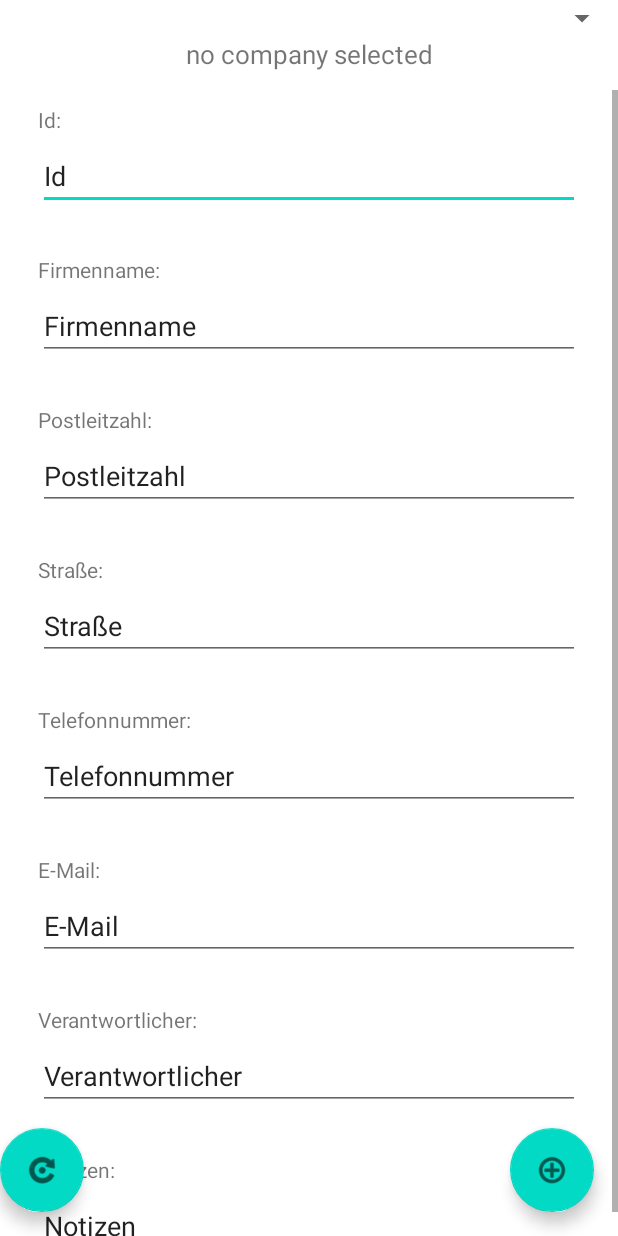
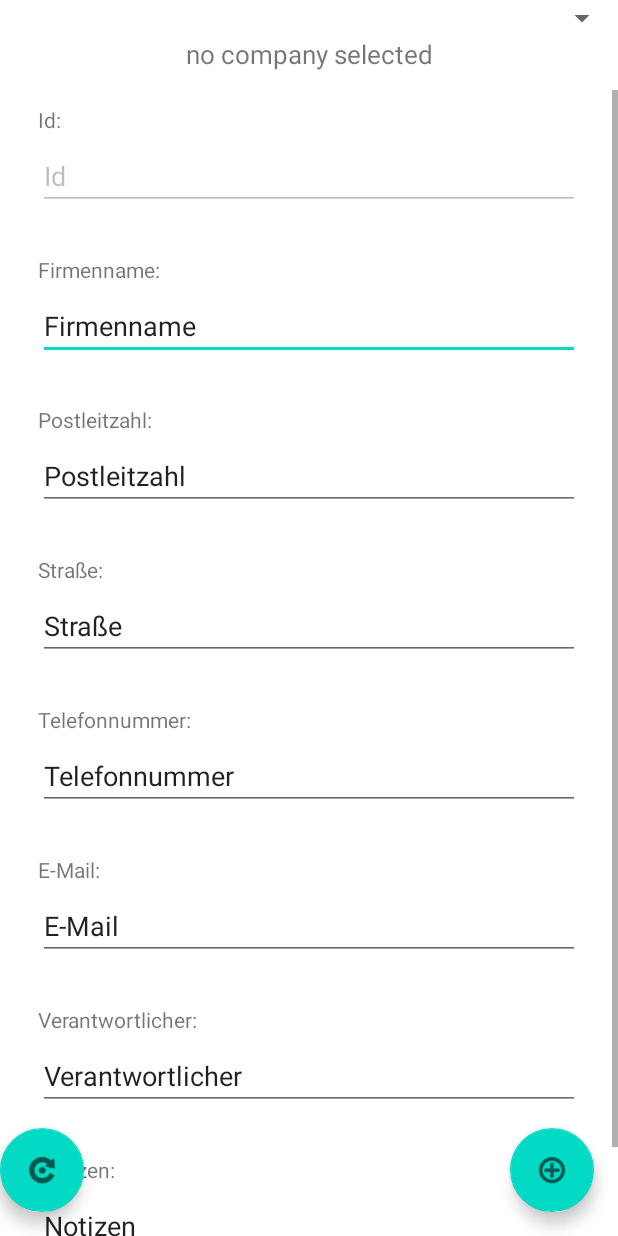
Before and after one commit to ederflo/Wirtschaftstag, an Android app: the layout fragment_company.xml on its own in the app's theme, with its tools: preview values and no code run, on a phone screen of 412 x 824 dp. Run offline under Robolectric (Android 15) with nearby library versions, the phone set to English and light mode, and no system bars.

Commit message:
Created Edit fields for company

```diff
--- a/WTMobileApp/app/build.gradle
+++ b/WTMobileApp/app/build.gradle
@@ -4,7 +4,7 @@ plugins {
 }
 
 android {
-    compileSdkVersion 30
+    compileSdkVersion 29
     buildToolsVersion "30.0.3"
 
     defaultConfig {
--- a/WTMobileApp/app/src/main/java/at/eder/wirtschaftstagmobileapp/APIClient.kt
+++ b/WTMobileApp/app/src/main/java/at/eder/wirtschaftstagmobileapp/APIClient.kt
@@ -6,7 +6,7 @@ import retrofit2.converter.gson.GsonConverterFactory
 
 object APIClient {
     var protocol = "http"
-    var ip = "172.16.245.1"
+    var ip = "192.168.231.1"
     var port = "8080"
 
     private val retrofit get() = Retrofit.Builder()
--- a/WTMobileApp/app/src/main/java/at/eder/wirtschaftstagmobileapp/clients/CompanyClient.kt
+++ b/WTMobileApp/app/src/main/java/at/eder/wirtschaftstagmobileapp/clients/CompanyClient.kt
@@ -15,7 +15,7 @@ interface CompanyClient {
     @GET("$path/{id}")
     fun getOneById(@Path("id") id: Long?): Call<Company?>
 
-    @Headers(path)
-    @PUT("/api/companies")
+    @Headers( "Content-Type: application/json" )
+    @PATCH(path)
     fun save(@Body company: Company): Call<Company>
 }
--- a/WTMobileApp/app/src/main/res/layout/fragment_company.xml
+++ b/WTMobileApp/app/src/main/res/layout/fragment_company.xml
@@ -1,9 +1,10 @@
 <?xml version="1.0" encoding="utf-8"?>
-<androidx.constraintlayout.widget.ConstraintLayout
-    xmlns:android="http://schemas.android.com/apk/res/android" android:layout_width="match_parent"
+<androidx.constraintlayout.widget.ConstraintLayout xmlns:android="http://schemas.android.com/apk/res/android"
     xmlns:app="http://schemas.android.com/apk/res-auto"
     xmlns:tools="http://schemas.android.com/tools"
-    android:layout_height="match_parent">
+    android:layout_width="match_parent"
+    android:layout_height="match_parent"
+    tools:context=".ui.company.CompanyFragment">
 
     <Spinner
         android:id="@+id/spinnerCompanies"
@@ -56,6 +57,7 @@
                 android:layout_marginTop="5dp"
                 android:layout_marginEnd="25dp"
                 android:ems="10"
+                android:enabled="false"
                 android:inputType="none"
                 android:text="Id" />
 
@@ -198,7 +200,16 @@
                 android:ems="10"
                 android:inputType="textAutoCorrect"
                 android:text="Notizen" />
-       </LinearLayout>
+
+            <Button
+                android:id="@+id/btnSaveCompany"
+                android:layout_width="wrap_content"
+                android:layout_height="wrap_content"
+                android:layout_gravity="center_horizontal|center_vertical"
+                android:onClick="saveCompany"
+                android:text="Speichern"
+                android:textAlignment="center" />
+        </LinearLayout>
     </ScrollView>
 
     <com.google.android.material.floatingactionbutton.FloatingActionButton
--- a/WTMobileApp/app/src/main/res/layout/fragment_department.xml
+++ b/WTMobileApp/app/src/main/res/layout/fragment_department.xml
@@ -57,6 +57,7 @@
                 android:layout_marginEnd="25dp"
                 android:ems="10"
                 android:inputType="none"
+                android:enabled="false"
                 android:text="Id" />
 
             <TextView
--- a/WTMobileApp/app/src/main/res/layout/fragment_user.xml
+++ b/WTMobileApp/app/src/main/res/layout/fragment_user.xml
@@ -57,6 +57,7 @@
                 android:layout_marginEnd="25dp"
                 android:ems="10"
                 android:inputType="none"
+                android:enabled="false"
                 android:text="Id" />
 
             <TextView
```
Also changed, not shown: WTMobileApp/app/src/main/java/at/eder/wirtschaftstagmobileapp/ui/company/CompanyCreateFragment.kt (added, +25 -0 lines), WTMobileApp/app/src/main/java/at/eder/wirtschaftstagmobileapp/ui/company/CompanyFragment.kt (+63 -42 lines), WTMobileApp/app/src/main/res/navigation/mobile_navigation.xml (+10 -1 lines).
